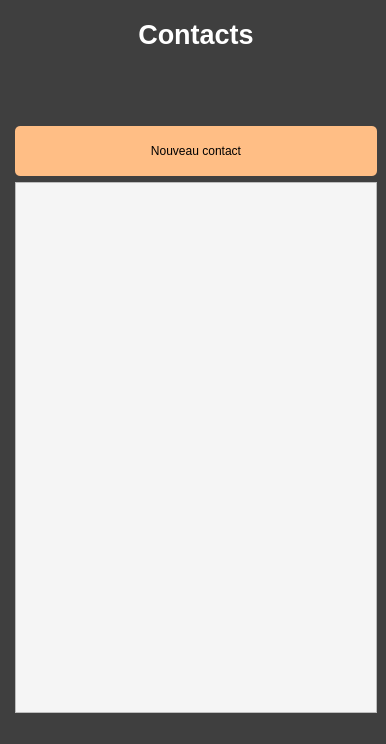
Above: KeepItSecret/contactswindow.ui from dbuhon/KeepItSecret before the change. Below: the same form after it.
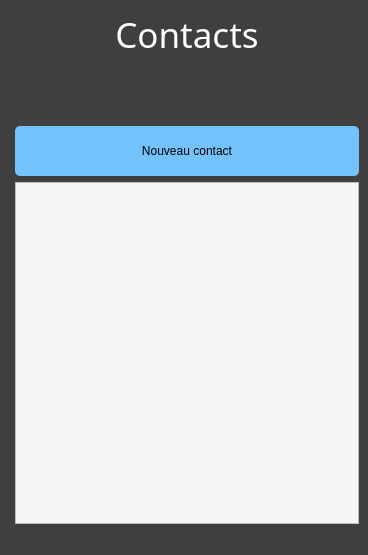
That is the form after the change.

```diff
--- a/KeepItSecret/contactswindow.ui
+++ b/KeepItSecret/contactswindow.ui
@@ -6,8 +6,8 @@
    <rect>
     <x>0</x>
     <y>0</y>
-    <width>386</width>
-    <height>744</height>
+    <width>368</width>
+    <height>555</height>
    </rect>
   </property>
   <property name="windowTitle">
@@ -28,7 +28,7 @@
           <property name="styleSheet">
            <string notr="true">color: black;
 border-radius: 5px;
-background-color: rgb(255, 190, 133);
+background-color: rgb(115, 194, 251);
 margin-top: 60%;
 height: 50px;</string>
           </property>
@@ -62,9 +62,10 @@
           </property>
           <property name="font">
            <font>
-            <pointsize>20</pointsize>
-            <weight>75</weight>
-            <bold>true</bold>
+            <family>Lobster 1.4</family>
+            <pointsize>26</pointsize>
+            <weight>50</weight>
+            <bold>false</bold>
             <kerning>true</kerning>
            </font>
           </property>
```
